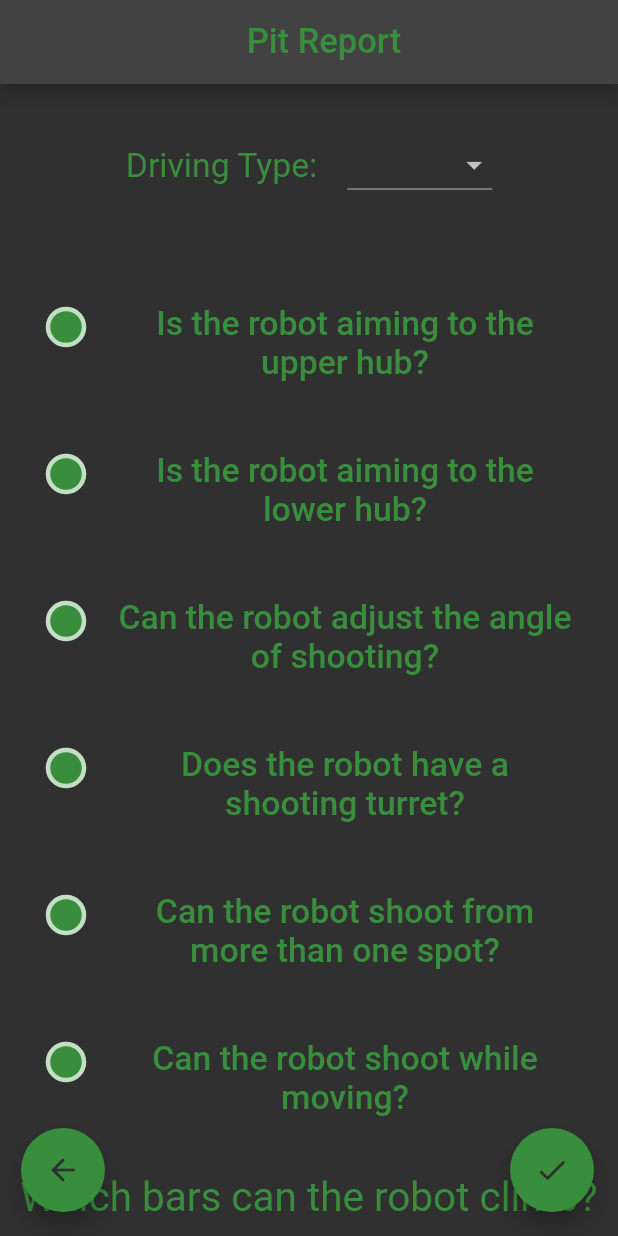
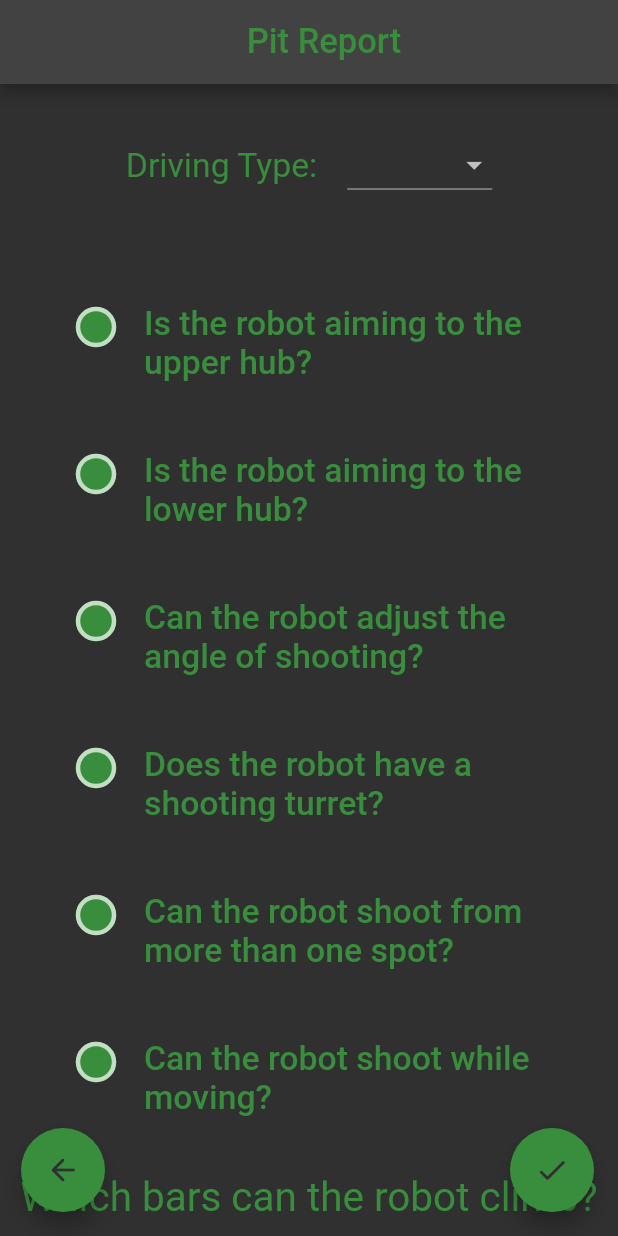
Before and after one commit to Sufilevy/HamosadScoutingApp, a Flutter app: the PitReport screen opened directly, on a phone screen of 412 x 824 dp. Run offline on Flutter 3.47's test engine with Material 2 defaults, Android fonts, the phone set to English and light mode, and no system bars; our stand-ins replace firebase_core, firebase_database, google_fonts; accounts and stored records are empty; Roboto replaces fonts that are missing (Abel); project files that could hold a hidden picture were left out.

```diff
--- a/lib/misc/database.dart
+++ b/lib/misc/database.dart
@@ -54,7 +54,7 @@ dynamic generateGameReportData(
         "moved": pages["autonomus"].robotMovedData.value,
         "pickedFloor": pages["autonomus"].ballsPickedFloorData.value,
         "pickedFeeder": pages["autonomus"].ballsPickedFeederData.value,
-        "missed": pages["autonomus"].ballsMissed.value,
+        "missed": pages["autonomus"].ballsMissedData.value,
         "lower": pages["autonomus"].lowerScoreData.value,
         "upper": pages["autonomus"].upperScoreData.value,
         "score": pages["autonomus"].lowerScoreData.value * 2 +
@@ -67,7 +67,7 @@ dynamic generateGameReportData(
         "canPickMultiple": pages["teleop"].canPickMultipleData.value,
         "pickedFloor": pages["teleop"].ballsPickedFloorData.value,
         "pickedFeeder": pages["teleop"].ballsPickedFeederData.value,
-        "missed": pages["teleop"].ballsMissed.value,
+        "missed": pages["teleop"].ballsMissedData.value,
         "lower": pages["teleop"].lowerScoreData.value,
         "upper": pages["teleop"].upperScoreData.value,
         "score": pages["teleop"].lowerScoreData.value +
--- a/lib/pages/pages.dart
+++ b/lib/pages/pages.dart
@@ -13,6 +13,7 @@ export 'summary_page.dart';
 export 'history_page.dart';
 export 'pit_report.dart';
 export 'pit_information.dart';
+export 'help_page.dart';
 
 Color accentColor = Colors.green.shade700;
 var pages = {};
--- a/lib/widgets/app_bars.dart
+++ b/lib/widgets/app_bars.dart
@@ -28,7 +28,7 @@ class PageAppBar extends StatelessWidget with PreferredSizeWidget {
             (index) => Align(
               alignment: Alignment.bottomRight,
               child: Padding(
-                padding: const EdgeInsets.all(8),
+                padding: const EdgeInsets.fromLTRB(6, 8, 6, 8),
                 child: buttons[index],
               ),
             ),
--- a/lib/widgets/toggle_button.dart
+++ b/lib/widgets/toggle_button.dart
@@ -23,7 +23,7 @@ class _ToggleButtonState extends State<ToggleButton> {
   @override
   Widget build(BuildContext context) {
     return Padding(
-      padding: const EdgeInsets.fromLTRB(20, 0, 20, 0),
+      padding: const EdgeInsets.fromLTRB(40, 0, 40, 0),
       child: Row(
         mainAxisAlignment: MainAxisAlignment.center,
         crossAxisAlignment: CrossAxisAlignment.start,
@@ -50,7 +50,7 @@ class _ToggleButtonState extends State<ToggleButton> {
             child: TextButton(
               child: Text(widget.title,
                   maxLines: 2,
-                  textAlign: TextAlign.center,
+                  textAlign: TextAlign.left,
                   softWrap: true,
                   style: AppFont(size: 22.5).getFont()),
               onPressed: () => setState(
--- a/pubspec.yaml
+++ b/pubspec.yaml
@@ -15,7 +15,7 @@ publish_to: 'none' # Remove this line if you wish to publish to pub.dev
 # In iOS, build-name is used as CFBundleShortVersionString while build-number used as CFBundleVersion.
 # Read more about iOS versioning at
 # https://developer.apple.com/library/archive/documentation/General/Reference/InfoPlistKeyReference/Articles/CoreFoundationKeys.html
-version: 1.2.1+1
+version: 1.2.2+1
 
 environment:
   sdk: ">=2.16.0 <3.0.0"
```
Also changed, not shown: lib/pages/help_page.dart (added, +44 -0 lines), lib/pages/home_page.dart (+18 -3 lines).
